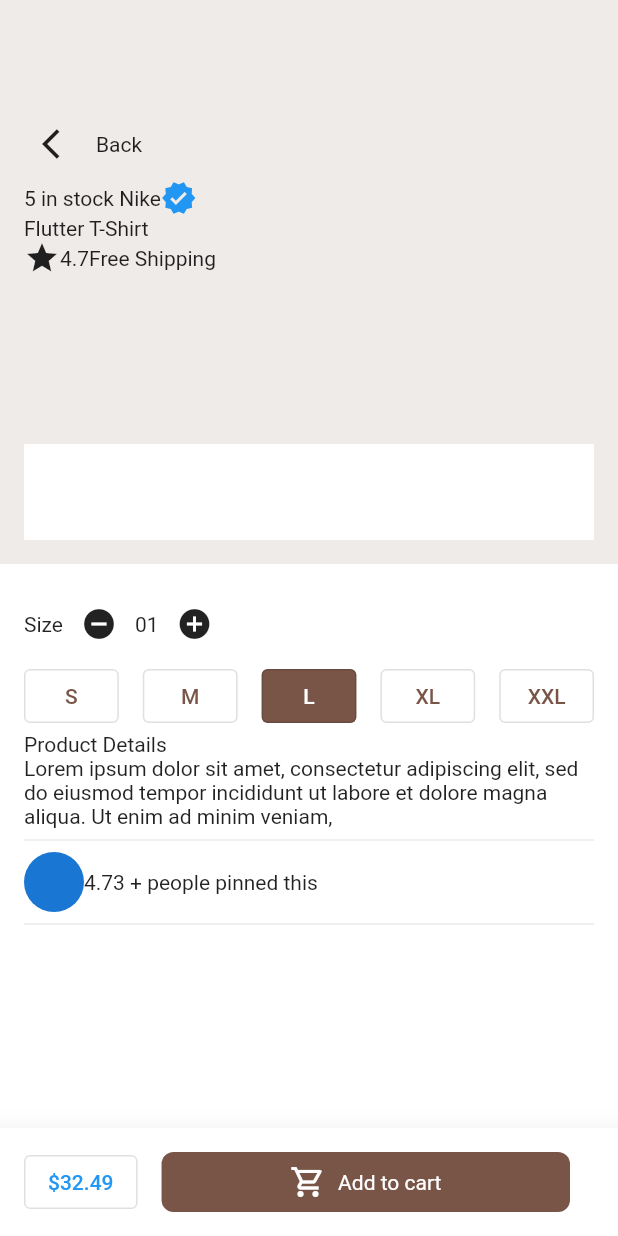
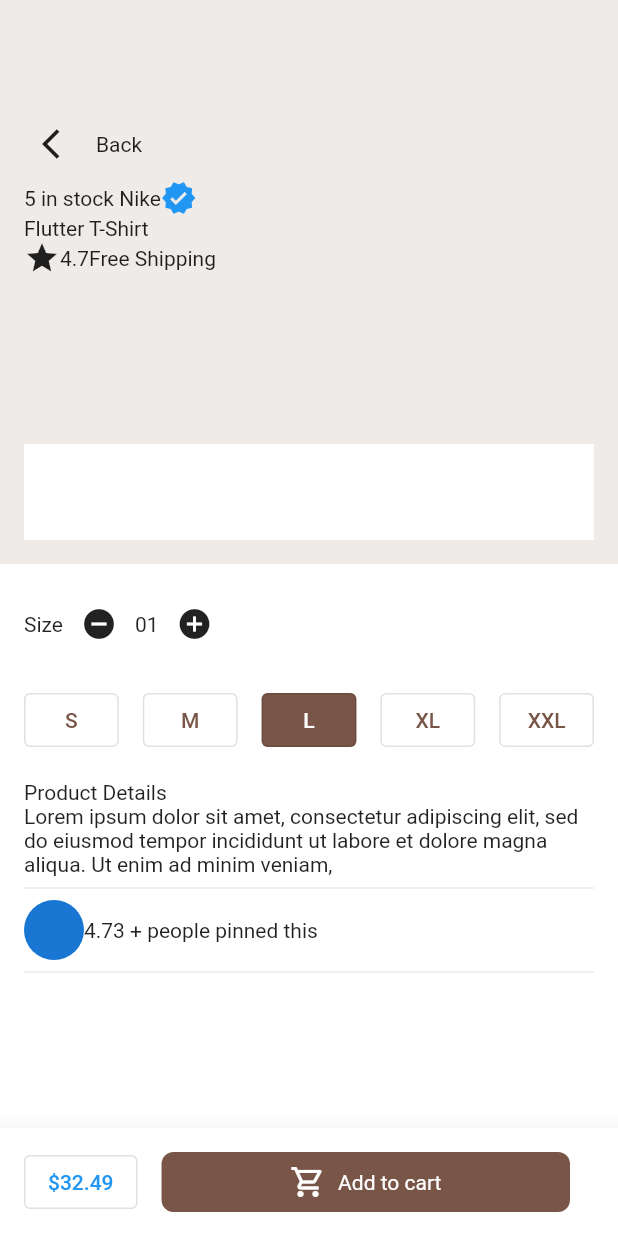
Before and after one commit to JAICHANGPARK/flutter_notebook_chapter_31, a Flutter app: the ECommerceDetailPage screen opened directly, on a phone screen of 412 x 824 dp. Run offline on Flutter 3.47's test engine with Material 2 defaults, Android fonts, the phone set to English and light mode, and no system bars; our stand-ins replace percent_indicator.

Commit message:
Update e_commerce_detail_page.dart

```diff
--- a/lib/ep1581_e_commerce_app_ui/view/e_commerce_detail_page.dart
+++ b/lib/ep1581_e_commerce_app_ui/view/e_commerce_detail_page.dart
@@ -94,7 +94,9 @@ class _ECommerceDetailPageState extends State<ECommerceDetailPage> {
                       ),
                     ],
                   ),
-                  Row(
+                  Padding(
+                    padding: const EdgeInsets.symmetric(vertical:16 ),
+                    child: Row(
                       children: [
                         Expanded(
                           child: OutlinedButton(
@@ -155,6 +157,7 @@ class _ECommerceDetailPageState extends State<ECommerceDetailPage> {
                           ),
                         ),
                       ],
+                    ),
                   ),
                   const Text("Product Details"),
                   const Text(
```
Lines whose indentation alone changed are shown as unchanged.
